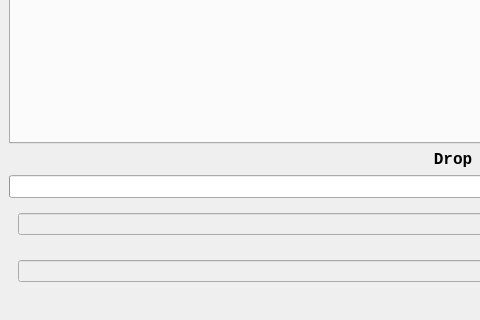
Old version of the form ui/mainwindow.ui in the repository SaltySasha/MC3dit; both pictures show x 0 to 480 and y 430 to 750 of the 1050 by 750 pixel window.
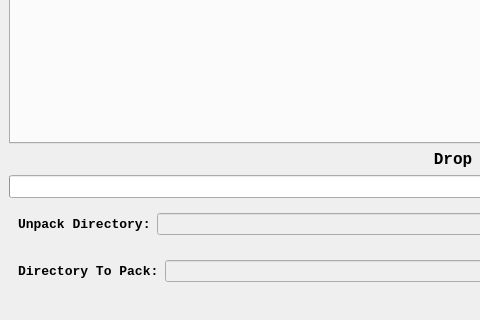
New version of the form.

Patch:
```diff
--- a/ui/mainwindow.ui
+++ b/ui/mainwindow.ui
@@ -116,6 +116,20 @@
        <bool>true</bool>
       </property>
       <layout class="QHBoxLayout" name="UnpackSectionLayout">
+       <item>
+        <widget class="QLabel" name="labelUnpackDir">
+         <property name="font">
+          <font>
+           <family>Courier New</family>
+           <pointsize>10</pointsize>
+           <bold>true</bold>
+          </font>
+         </property>
+         <property name="text">
+          <string>Unpack Directory:</string>
+         </property>
+        </widget>
+       </item>
        <item>
         <widget class="QLineEdit" name="unpackLineEdit">
          <property name="enabled">
@@ -185,6 +199,20 @@
     <item>
      <widget class="QWidget" name="packSection" native="true">
       <layout class="QHBoxLayout" name="PackSectionLayout">
+       <item>
+        <widget class="QLabel" name="labelPackDir">
+         <property name="font">
+          <font>
+           <family>Courier New</family>
+           <pointsize>10</pointsize>
+           <bold>true</bold>
+          </font>
+         </property>
+         <property name="text">
+          <string>Directory To Pack:</string>
+         </property>
+        </widget>
+       </item>
        <item>
         <widget class="QLineEdit" name="packLineEdit">
          <property name="enabled">
```
